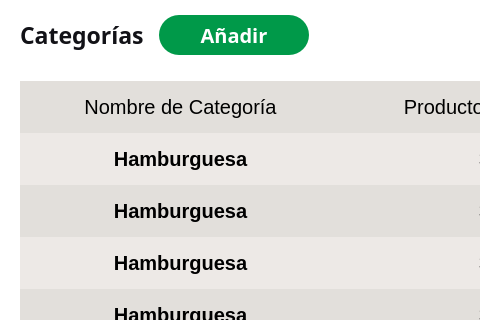
This is POS_Application/src/ui/inventory/categoriescatalog.ui in Svndda/POS as Qt 5 draws it before an edit; both pictures show x 0 to 480 and y 0 to 320 of the 1002 by 669 pixel window. The edited form follows.
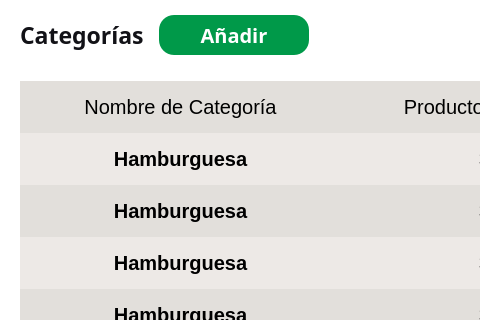
This is the edited form. Icons and pictures are not drawn.

The edit to the form file:
```diff
--- a/POS_Application/src/ui/inventory/categoriescatalog.ui
+++ b/POS_Application/src/ui/inventory/categoriescatalog.ui
@@ -2075,7 +2075,7 @@
        </property>
        <property name="styleSheet">
         <string notr="true">QPushButton {
-	border-radius: 20px;
+	border-radius: 15px;
 	padding: 5px;
 	background-color: rgb(0, 153, 73);
 	color: white;
```
Left out of the diff: 2 changed lines with no effect on the pictures.
